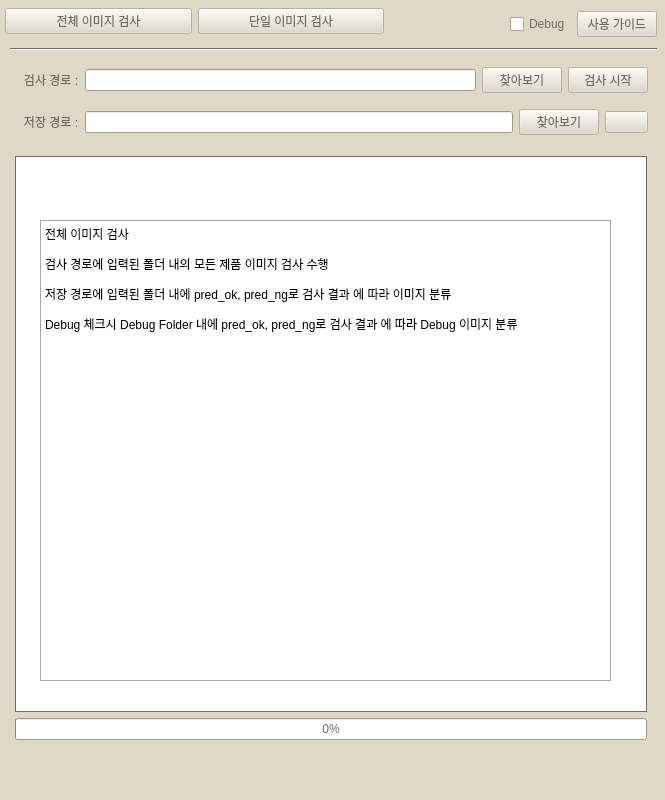
Qt form GUI/help.ui (knudatascientists/lg-innotek-projects) before a commit.
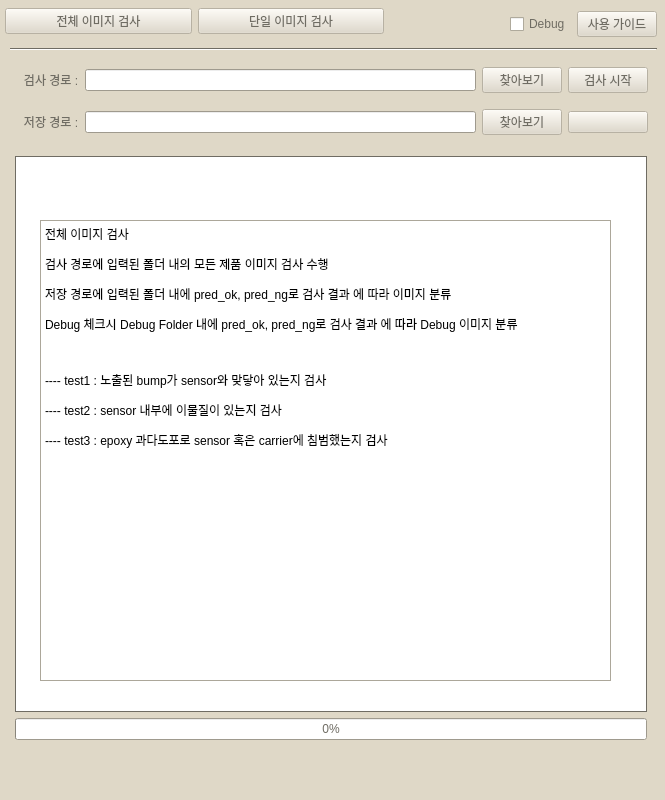
The same form after that commit.

```diff
--- a/GUI/help.ui
+++ b/GUI/help.ui
@@ -466,7 +466,11 @@
 &lt;p style=&quot; margin-top:12px; margin-bottom:12px; margin-left:0px; margin-right:0px; -qt-block-indent:0; text-indent:0px;&quot;&gt;전체 이미지 검사 &lt;/p&gt;
 &lt;p style=&quot; margin-top:12px; margin-bottom:12px; margin-left:0px; margin-right:0px; -qt-block-indent:0; text-indent:0px;&quot;&gt;검사 경로에 입력된 폴더 내의 모든 제품 이미지 검사 수행&lt;/p&gt;
 &lt;p style=&quot; margin-top:12px; margin-bottom:12px; margin-left:0px; margin-right:0px; -qt-block-indent:0; text-indent:0px;&quot;&gt;저장 경로에 입력된 폴더 내에 pred_ok, pred_ng로 검사 결과 에 따라 이미지 분류&lt;/p&gt;
-&lt;p style=&quot; margin-top:12px; margin-bottom:12px; margin-left:0px; margin-right:0px; -qt-block-indent:0; text-indent:0px;&quot;&gt;Debug 체크시 Debug Folder 내에 pred_ok, pred_ng로 검사 결과 에 따라 Debug 이미지 분류&lt;/p&gt;&lt;/body&gt;&lt;/html&gt;</string>
+&lt;p style=&quot; margin-top:12px; margin-bottom:12px; margin-left:0px; margin-right:0px; -qt-block-indent:0; text-indent:0px;&quot;&gt;Debug 체크시 Debug Folder 내에 pred_ok, pred_ng로 검사 결과 에 따라 Debug 이미지 분류&lt;/p&gt;
+&lt;p style=&quot;-qt-paragraph-type:empty; margin-top:12px; margin-bottom:12px; margin-left:0px; margin-right:0px; -qt-block-indent:0; text-indent:0px;&quot;&gt;&lt;br /&gt;&lt;/p&gt;
+&lt;p style=&quot; margin-top:12px; margin-bottom:12px; margin-left:0px; margin-right:0px; -qt-block-indent:0; text-indent:0px;&quot;&gt;---- test1 : 노출된 bump가 sensor와 맞닿아 있는지 검사&lt;/p&gt;
+&lt;p style=&quot; margin-top:12px; margin-bottom:12px; margin-left:0px; margin-right:0px; -qt-block-indent:0; text-indent:0px;&quot;&gt;---- test2 : sensor 내부에 이물질이 있는지 검사&lt;/p&gt;
+&lt;p style=&quot; margin-top:12px; margin-bottom:12px; margin-left:0px; margin-right:0px; -qt-block-indent:0; text-indent:0px;&quot;&gt;---- test3 : epoxy 과다도포로 sensor 혹은 carrier에 침범했는지 검사&lt;/p&gt;&lt;/body&gt;&lt;/html&gt;</string>
    </property>
   </widget>
   <widget class="QFrame" name="verticalFrame">
@@ -594,7 +598,7 @@
           <bool>false</bool>
          </property>
          <property name="text">
-          <string/>
+          <string> </string>
          </property>
         </widget>
        </item>
```
